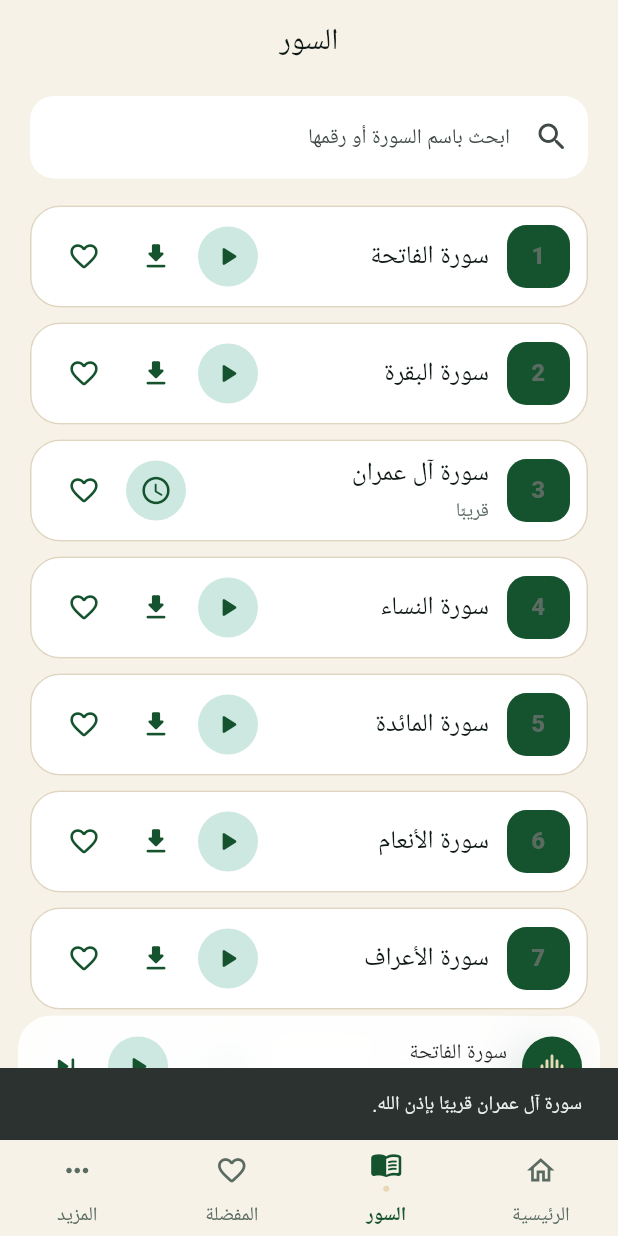
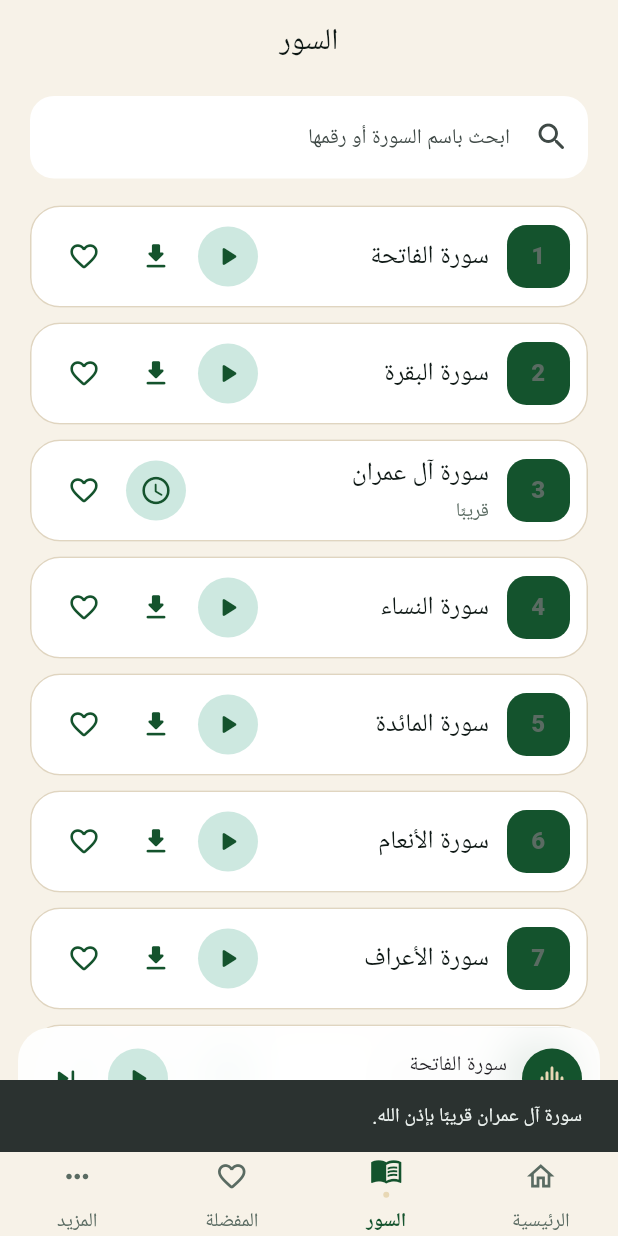
Before and after one commit to faresaltaifiit-code/muath_alsuraihi, a Flutter app: the screen it shows after launch, item 2 of the bottom bar chosen, after a tap on the "play arrow" icon, after a tap on the "schedule" icon, on a phone screen of 412 x 824 dp. Run offline on Flutter 3.47's test engine with Material 3 defaults, Android fonts, the phone set to English and light mode, and no system bars; our stand-ins replace audio_service, connectivity_plus, just_audio, share_plus, shared_preferences; missing offline and left inert: audio_session; network calls fail; statements that could not run were skipped.

Commit message:
Refine home hierarchy and navigation

```diff
--- a/lib/core/theme/app_theme.dart
+++ b/lib/core/theme/app_theme.dart
@@ -109,7 +109,7 @@ abstract final class AppTheme {
         ),
       ),
       navigationBarTheme: NavigationBarThemeData(
-        height: 64,
+        height: 56,
         backgroundColor: scaffoldBackground,
         indicatorColor: Colors.transparent,
         elevation: 0,
--- a/lib/features/home/presentation/home_screen.dart
+++ b/lib/features/home/presentation/home_screen.dart
@@ -48,7 +48,12 @@ class HomeScreen extends StatelessWidget {
             ],
             if (hasRecent) ...[
               const SliverToBoxAdapter(child: SizedBox(height: 30)),
-              const SliverToBoxAdapter(child: _SectionTitle('استمعت مؤخرًا')),
+              SliverToBoxAdapter(
+                child: _SectionTitle(
+                  'استمعت مؤخرًا',
+                  onShowAll: () => _openLibrary(context),
+                ),
+              ),
               const SliverToBoxAdapter(child: SizedBox(height: 12)),
               SliverToBoxAdapter(child: _RecentList(items: player.recentSurahs)),
             ],
@@ -65,7 +70,6 @@ class HomeScreen extends StatelessWidget {
                   children: [
                     Expanded(
                       child: _LibraryCard(
-                        count: recitations.surahs.where((surah) => surah.available).length,
                         onTap: () => _openLibrary(context),
                       ),
                     ),
@@ -84,7 +88,6 @@ class HomeScreen extends StatelessWidget {
             ] else ...[
               SliverToBoxAdapter(
                 child: _LibraryCard(
-                  count: recitations.surahs.where((surah) => surah.available).length,
                   onTap: () => _openLibrary(context),
                 ),
               ),
@@ -113,9 +116,12 @@ class _Header extends StatelessWidget {
             child: Column(
               crossAxisAlignment: CrossAxisAlignment.start,
               children: [
-                Text('السلام عليكم', style: Theme.of(context).textTheme.bodySmall),
-                const SizedBox(height: 1),
-                Text('معاذ السريحي', style: Theme.of(context).textTheme.titleMedium),
+                Text(
+                  'معاذ السريحي',
+                  style: Theme.of(context).textTheme.titleMedium?.copyWith(
+                        color: Theme.of(context).colorScheme.secondary,
+                      ),
+                ),
                 Text('قرآن وتلاوات', style: Theme.of(context).textTheme.bodySmall),
               ],
             ),
@@ -143,12 +149,13 @@ class _HeaderAction extends StatelessWidget {
 
   @override
   Widget build(BuildContext context) => Material(
-        color: Theme.of(context).cardTheme.color,
+        color: Colors.transparent,
         shape: const CircleBorder(),
         child: IconButton(
           tooltip: tooltip,
           onPressed: onPressed,
-          icon: Icon(icon, size: 20),
+          constraints: const BoxConstraints.tightFor(width: 44, height: 44),
+          icon: Icon(icon, size: 22),
         ),
       );
 }
@@ -194,40 +201,29 @@ class _ContinueListeningCard extends StatelessWidget {
           begin: Alignment.topRight,
           end: Alignment.bottomLeft,
         ),
-        borderRadius: BorderRadius.circular(24),
-        boxShadow: [
-          BoxShadow(
-            color: AppColors.forestGreen.withValues(alpha: .22),
-            blurRadius: 20,
-            offset: const Offset(0, 10),
-          ),
-        ],
+        borderRadius: BorderRadius.circular(20),
       ),
       child: Padding(
         padding: const EdgeInsets.all(16),
         child: Column(
           crossAxisAlignment: CrossAxisAlignment.start,
           children: [
-            const Row(
-              children: [
-                Icon(Icons.history_rounded, color: AppColors.softGold),
-                SizedBox(width: 8),
-                Text('استمر من حيث توقفت',
-                    style: TextStyle(color: Colors.white, fontWeight: FontWeight.w700, fontSize: 17)),
-              ],
+            const Text(
+              'استمر من حيث توقفت',
+              style: TextStyle(color: Colors.white, fontWeight: FontWeight.w500, fontSize: 18),
             ),
-            const SizedBox(height: 12),
+            const SizedBox(height: 6),
             Text('سورة ${surah.name}',
                 style: Theme.of(context).textTheme.headlineSmall?.copyWith(
                       color: Colors.white,
-                      fontSize: 26,
+                      fontSize: 28,
                     )),
-            const SizedBox(height: 2),
+            const SizedBox(height: 4),
             Text(
-              'توقفت عند ${_formatDuration(player.lastPosition)}',
+              '${_formatDuration(player.lastPosition)} / ${_formatDuration(duration)}',
               style: Theme.of(context).textTheme.bodyMedium?.copyWith(color: Colors.white.withValues(alpha: .8)),
             ),
-            const SizedBox(height: 12),
+            const SizedBox(height: 10),
             Directionality(
               textDirection: TextDirection.rtl,
               child: ClipRRect(
@@ -240,17 +236,22 @@ class _ContinueListeningCard extends StatelessWidget {
                 ),
               ),
             ),
-            const SizedBox(height: 14),
-            SizedBox(
-              child: FilledButton.icon(
+            const SizedBox(height: 12),
+            Align(
+              alignment: AlignmentDirectional.centerStart,
+              child: SizedBox(
+                width: 52,
+                height: 52,
+                child: FilledButton(
                   onPressed: player.resumeLast,
                   style: FilledButton.styleFrom(
-                  minimumSize: const Size(0, 44),
+                    padding: EdgeInsets.zero,
+                    shape: const CircleBorder(),
                     backgroundColor: AppColors.softGold,
                     foregroundColor: AppColors.forestGreen,
                   ),
-                icon: const Icon(Icons.play_arrow_rounded, size: 28),
-                label: const Text('متابعة الاستماع'),
+                  child: const Icon(Icons.play_arrow_rounded, size: 30),
+                ),
               ),
             ),
           ],
@@ -261,11 +262,26 @@ class _ContinueListeningCard extends StatelessWidget {
 }
 
 class _SectionTitle extends StatelessWidget {
-  const _SectionTitle(this.value);
+  const _SectionTitle(this.value, {this.onShowAll});
   final String value;
+  final VoidCallback? onShowAll;
 
   @override
-  Widget build(BuildContext context) => Text(value, style: Theme.of(context).textTheme.titleLarge);
+  Widget build(BuildContext context) => Row(
+        children: [
+          Expanded(
+            child: Text(
+              value,
+              style: Theme.of(context).textTheme.titleLarge?.copyWith(fontSize: 19),
+            ),
+          ),
+          if (onShowAll != null)
+            TextButton(
+              onPressed: onShowAll,
+              child: const Text('عرض الكل ‹'),
+            ),
+        ],
+      );
 }
 
 class _RecentList extends StatelessWidget {
@@ -274,12 +290,34 @@ class _RecentList extends StatelessWidget {
 
   @override
   Widget build(BuildContext context) => SizedBox(
-        height: 108,
-        child: ListView.separated(
+        height: 90,
+        child: Stack(
+          children: [
+            ListView.separated(
               scrollDirection: Axis.horizontal,
               itemCount: items.length,
               separatorBuilder: (_, __) => const SizedBox(width: 12),
               itemBuilder: (context, index) => _RecentCard(surah: items[index]),
+            ),
+            IgnorePointer(
+              child: Align(
+                alignment: Alignment.centerRight,
+                child: Container(
+                  width: 22,
+                  decoration: BoxDecoration(
+                    gradient: LinearGradient(
+                      begin: Alignment.centerRight,
+                      end: Alignment.centerLeft,
+                      colors: [
+                        Theme.of(context).scaffoldBackgroundColor,
+                        Theme.of(context).scaffoldBackgroundColor.withValues(alpha: 0),
+                      ],
+                    ),
+                  ),
+                ),
+              ),
+            ),
+          ],
         ),
       );
 }
@@ -290,7 +328,7 @@ class _RecentCard extends StatelessWidget {
 
   @override
   Widget build(BuildContext context) => SizedBox(
-        width: 144,
+        width: 140,
         child: Card(
           clipBehavior: Clip.antiAlias,
           child: InkWell(
@@ -298,13 +336,13 @@ class _RecentCard extends StatelessWidget {
               MaterialPageRoute<void>(builder: (_) => PlayerScreen(surah: surah)),
             ),
             child: Padding(
-              padding: const EdgeInsets.all(12),
+              padding: const EdgeInsets.all(10),
               child: Column(
                 crossAxisAlignment: CrossAxisAlignment.start,
                 children: [
                   Row(
                     children: [
-                      Icon(Icons.history_rounded, size: 18, color: Theme.of(context).colorScheme.secondary),
+                      Icon(Icons.history_outlined, size: 14, color: Theme.of(context).colorScheme.secondary),
                       const Spacer(),
                       _SourceBadge(surah: surah),
                     ],
@@ -350,8 +388,7 @@ class _SourceBadge extends StatelessWidget {
 }
 
 class _LibraryCard extends StatelessWidget {
-  const _LibraryCard({required this.count, required this.onTap});
-  final int count;
+  const _LibraryCard({required this.onTap});
   final VoidCallback onTap;
 
   @override
@@ -452,5 +489,10 @@ class _ShortcutCard extends StatelessWidget {
       );
 }
 
-String _formatDuration(Duration value) =>
-    '${value.inMinutes.remainder(60).toString().padLeft(2, '0')}:${value.inSeconds.remainder(60).toString().padLeft(2, '0')}';
+String _formatDuration(Duration value) {
+  final seconds = value.inSeconds.remainder(60).toString().padLeft(2, '0');
+  if (value.inHours > 0) {
+    return '${value.inHours}:${value.inMinutes.remainder(60).toString().padLeft(2, '0')}:$seconds';
+  }
+  return '${value.inMinutes}:$seconds';
+}
--- a/lib/features/navigation/presentation/root_navigation_screen.dart
+++ b/lib/features/navigation/presentation/root_navigation_screen.dart
@@ -35,15 +35,20 @@ class _RootNavigationScreenState extends State<RootNavigationScreen> {
             ),
           ],
         ),
-        bottomNavigationBar: NavigationBar(
-          selectedIndex: _index,
-          onDestinationSelected: (value) => setState(() => _index = value),
-          destinations: const [
-            NavigationDestination(icon: Icon(Icons.home_outlined), selectedIcon: _SelectedNavIcon(Icons.home_rounded), label: 'الرئيسية'),
-            NavigationDestination(icon: Icon(Icons.menu_book_outlined), selectedIcon: _SelectedNavIcon(Icons.menu_book_rounded), label: 'السور'),
-            NavigationDestination(icon: Icon(Icons.favorite_border_rounded), selectedIcon: _SelectedNavIcon(Icons.favorite_rounded), label: 'المفضلة'),
-            NavigationDestination(icon: Icon(Icons.more_horiz_rounded), selectedIcon: _SelectedNavIcon(Icons.more_rounded), label: 'المزيد'),
-          ],
+        bottomNavigationBar: DecoratedBox(
+          decoration: BoxDecoration(
+            border: Border(top: BorderSide(color: Theme.of(context).dividerColor)),
+          ),
+          child: NavigationBar(
+            selectedIndex: _index,
+            onDestinationSelected: (value) => setState(() => _index = value),
+            destinations: const [
+              NavigationDestination(icon: Icon(Icons.home_outlined), selectedIcon: _SelectedNavIcon(Icons.home_outlined), label: 'الرئيسية'),
+              NavigationDestination(icon: Icon(Icons.menu_book_outlined), selectedIcon: _SelectedNavIcon(Icons.menu_book_outlined), label: 'السور'),
+              NavigationDestination(icon: Icon(Icons.favorite_border_rounded), selectedIcon: _SelectedNavIcon(Icons.favorite_border_rounded), label: 'المفضلة'),
+              NavigationDestination(icon: Icon(Icons.more_horiz_rounded), selectedIcon: _SelectedNavIcon(Icons.more_horiz_rounded), label: 'المزيد'),
+            ],
+          ),
         ),
       );
   }
--- a/lib/features/player/presentation/player_screen.dart
+++ b/lib/features/player/presentation/player_screen.dart
@@ -243,9 +243,13 @@ class _PlayerScreenState extends State<PlayerScreen> {
     );
   }
 
-  Widget _format(Duration duration, {String prefix = ''}) => Text(
-        '$prefix${duration.inMinutes.remainder(60).toString().padLeft(2, '0')}:${duration.inSeconds.remainder(60).toString().padLeft(2, '0')}',
-      );
+  Widget _format(Duration duration, {String prefix = ''}) {
+    final seconds = duration.inSeconds.remainder(60).toString().padLeft(2, '0');
+    final value = duration.inHours > 0
+        ? '${duration.inHours}:${duration.inMinutes.remainder(60).toString().padLeft(2, '0')}:$seconds'
+        : '${duration.inMinutes}:$seconds';
+    return Text('$prefix$value');
+  }
 
   Future<void> _chooseSpeed(BuildContext context, PlayerProvider player) async {
     final result = await showModalBottomSheet<double>(
```
Lines whose indentation alone changed are shown as unchanged.
